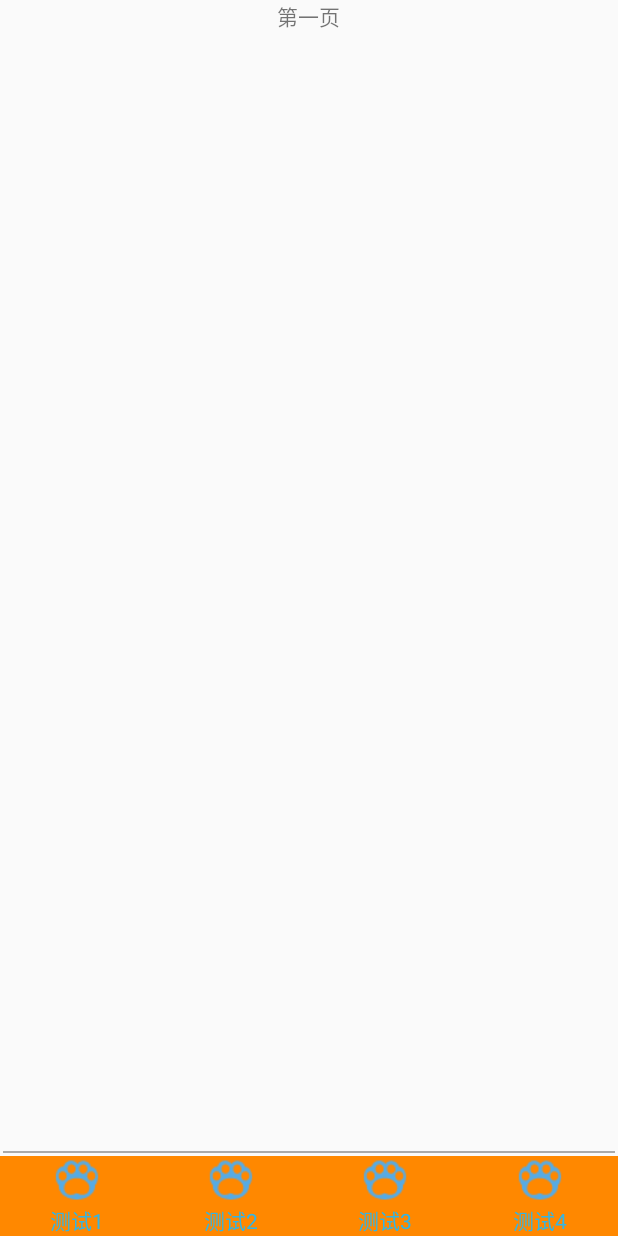
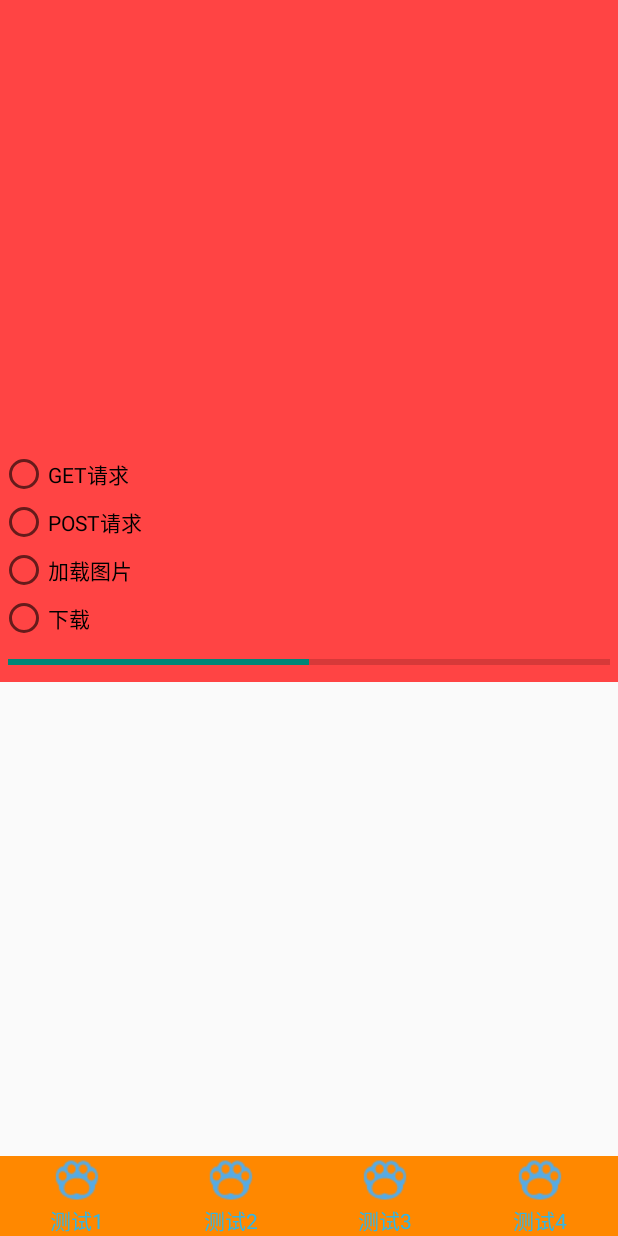
Before and after one commit to SuperApollo/MyGig, an Android app: the BaseActivity screen opened directly, with no data from a screen before it, on a phone screen of 412 x 824 dp. Run offline under Robolectric (Android 15) with nearby library versions, the phone set to English and light mode, and no system bars.

Commit message:
测试okhttp

```diff
--- a/MyApplication/app/src/main/res/layout/baseactivity_layout.xml
+++ b/MyApplication/app/src/main/res/layout/baseactivity_layout.xml
@@ -9,20 +9,20 @@
         android:layout_width="match_parent"
         android:layout_height="0dp"
         android:layout_weight="1"
-        android:orientation="vertical"></LinearLayout>
+        android:orientation="vertical" />
 
-    <View
+    <!--<View
         android:layout_width="fill_parent"
         android:layout_height="1dp"
         android:layout_margin="2dp"
-        android:background="@android:color/darker_gray" />
+        android:background="@android:color/darker_gray" />-->
 
     <RadioGroup
-        android:clickable="true"
         android:layout_width="match_parent"
         android:layout_height="wrap_content"
         android:layout_alignParentBottom="true"
         android:background="@android:color/holo_orange_dark"
+        android:clickable="true"
         android:orientation="horizontal">
 
         <RadioButton
--- a/MyApplication/app/src/main/res/layout/fragment_fist.xml
+++ b/MyApplication/app/src/main/res/layout/fragment_fist.xml
@@ -1,13 +1,46 @@
 <?xml version="1.0" encoding="utf-8"?>
-<RelativeLayout xmlns:android="http://schemas.android.com/apk/res/android"
+<LinearLayout xmlns:android="http://schemas.android.com/apk/res/android"
     android:layout_width="match_parent"
     android:layout_height="match_parent"
+    android:background="@android:color/holo_red_light"
     android:orientation="vertical">
 
-    <TextView
-        android:layout_width="wrap_content"
+    <LinearLayout
+        android:id="@+id/ll_show_container"
+        android:layout_width="match_parent"
+        android:layout_height="300dp"
+        android:orientation="horizontal" />
+
+    <RadioGroup
+        android:layout_width="match_parent"
+        android:layout_height="wrap_content">
+
+        <RadioButton
+            android:layout_width="wrap_content"
+            android:layout_height="wrap_content"
+            android:text="GET请求" />
+
+        <RadioButton
+            android:layout_width="wrap_content"
+            android:layout_height="wrap_content"
+            android:text="POST请求" />
+        <RadioButton
+            android:layout_width="wrap_content"
+            android:layout_height="wrap_content"
+            android:text="加载图片" />
+        <RadioButton
+            android:layout_width="wrap_content"
+            android:layout_height="wrap_content"
+            android:text="下载" />
+    </RadioGroup>
+
+    <ProgressBar
+        style="?android:attr/progressBarStyleHorizontal"
+        android:layout_width="fill_parent"
         android:layout_height="wrap_content"
-        android:layout_centerInParent="true"
-        android:text="第一页" />
+        android:layout_gravity="bottom|center_horizontal"
+        android:layout_margin="5dp"
+        android:max="100"
+        android:progress="50" />
 
-</RelativeLayout>
+</LinearLayout>
```
Also changed, not shown: MyApplication/app/src/main/java/com/example/administrator/myapplication/Activity/BaseActivity.java (+10 -4 lines), MyApplication/app/src/main/java/com/example/administrator/myapplication/Fragment/FouthFragment.java (added, +29 -0 lines), MyApplication/app/src/main/java/com/example/administrator/myapplication/Fragment/SecondFragment.java (added, +29 -0 lines), MyApplication/app/src/main/java/com/example/administrator/myapplication/Fragment/ThirdFragment.java (added, +29 -0 lines), MyApplication/app/src/main/res/layout/fragment_fouth.xml (added, +14 -0 lines), MyApplication/app/src/main/res/layout/fragment_second.xml (added, +14 -0 lines), MyApplication/app/src/main/res/layout/fragment_third.xml (added, +14 -0 lines).
